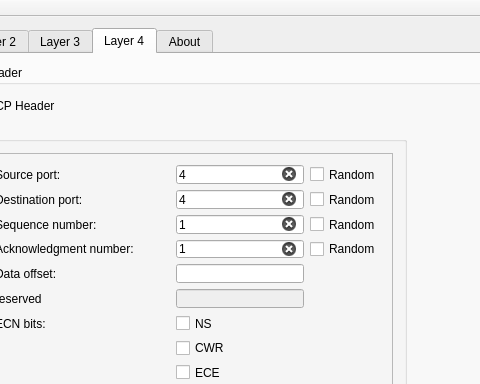
This is qt/packet-generator/mainwindow.ui in emiliancyc/packet-generator as Qt 5 draws it before an edit; both pictures show x 97 to 577 and y 0 to 384 of the 1024 by 768 pixel window. The edited form follows.
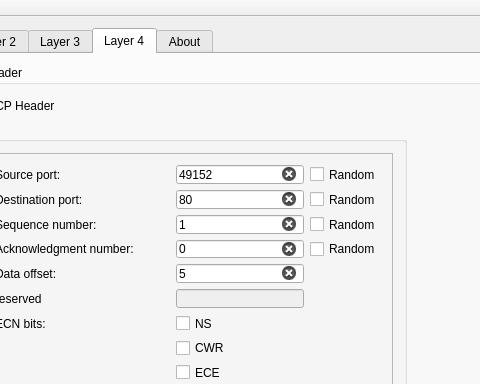
This is the edited form.

What changed in the file:
```diff
--- a/qt/packet-generator/mainwindow.ui
+++ b/qt/packet-generator/mainwindow.ui
@@ -1215,7 +1215,7 @@
                     <set>Qt::ImhDigitsOnly</set>
                    </property>
                    <property name="text">
-                    <string>4</string>
+                    <string>49152</string>
                    </property>
                    <property name="maxLength">
                     <number>5</number>
@@ -1237,6 +1237,9 @@
                    <property name="inputMethodHints">
                     <set>Qt::ImhDigitsOnly</set>
                    </property>
+                   <property name="text">
+                    <string>5</string>
+                   </property>
                    <property name="clearButtonEnabled">
                     <bool>true</bool>
                    </property>
@@ -1276,7 +1279,7 @@
                     <set>Qt::ImhDigitsOnly</set>
                    </property>
                    <property name="text">
-                    <string>1</string>
+                    <string>0</string>
                    </property>
                    <property name="clearButtonEnabled">
                     <bool>true</bool>
@@ -1289,7 +1292,7 @@
                     <set>Qt::ImhDigitsOnly</set>
                    </property>
                    <property name="text">
-                    <string>4</string>
+                    <string>80</string>
                    </property>
                    <property name="maxLength">
                     <number>5</number>
```
Left out of the diff: 88 changed lines with no effect on the pictures.
